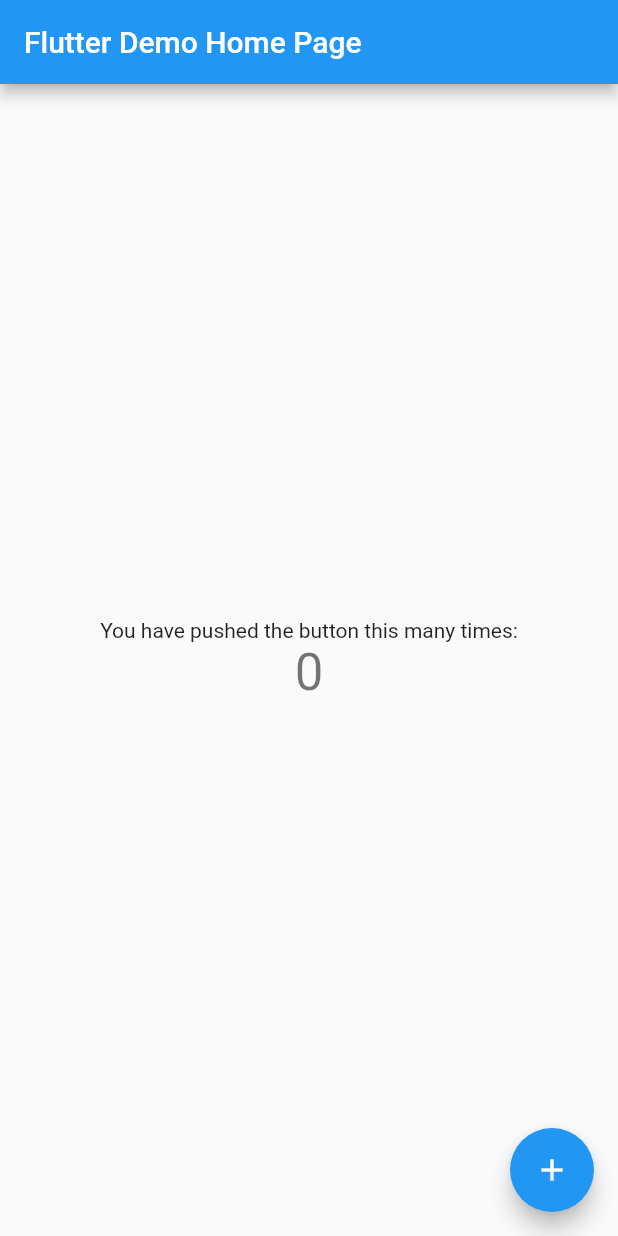
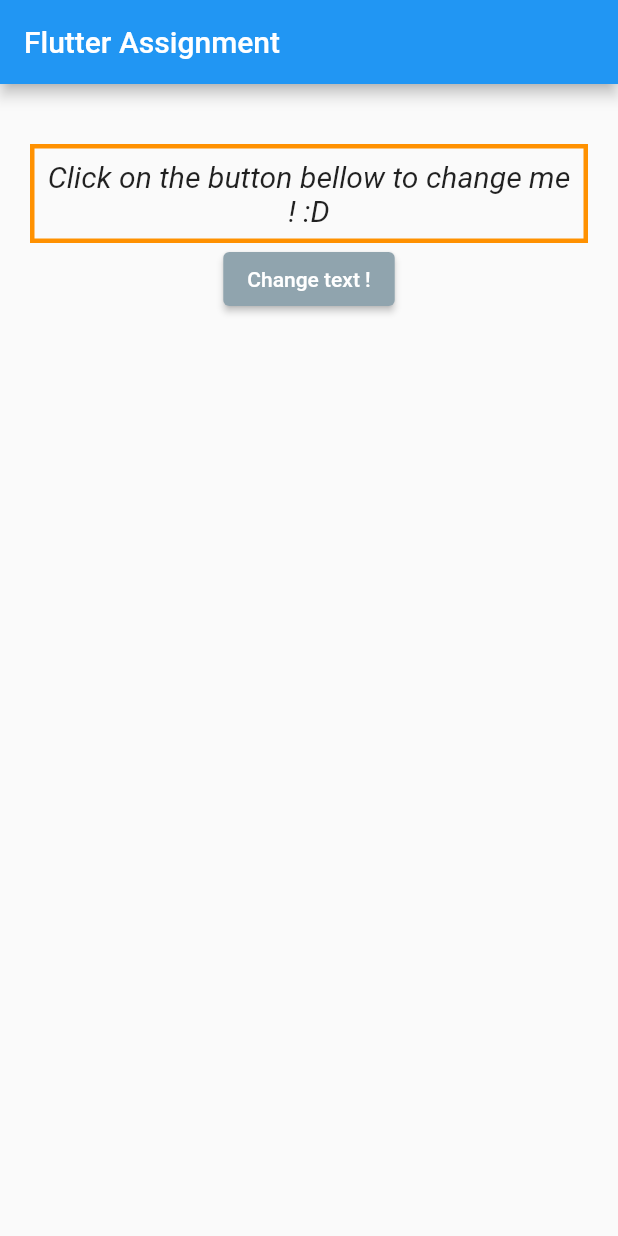
Before and after one commit to CristiPV/bookish-train, a Flutter app: the screen it shows after launch, on a phone screen of 412 x 824 dp. Run offline on Flutter 3.47's test engine with Material 2 defaults, Android fonts, the phone set to English and light mode, and no system bars; missing offline and left inert: dart:ffi.

Commit message:
Finish assignment

```diff
--- a/flutter_assignment/lib/main.dart
+++ b/flutter_assignment/lib/main.dart
@@ -1,113 +1,33 @@
 import 'package:flutter/material.dart';
 
-void main() {
-  runApp(MyApp());
+import './text_control.dart';
+
+void main() => runApp(MyApp());
+
+class MyApp extends StatefulWidget {
+  @override
+  State<MyApp> createState() => _MyAppState();
 }
 
-class MyApp extends StatelessWidget {
-  // This widget is the root of your application.
+class _MyAppState extends State<MyApp> {
+  void changeText() {}
+
   @override
   Widget build(BuildContext context) {
     return MaterialApp(
-      title: 'Flutter Demo',
-      theme: ThemeData(
-        // This is the theme of your application.
-        //
-        // Try running your application with "flutter run". You'll see the
-        // application has a blue toolbar. Then, without quitting the app, try
-        // changing the primarySwatch below to Colors.green and then invoke
-        // "hot reload" (press "r" in the console where you ran "flutter run",
-        // or simply save your changes to "hot reload" in a Flutter IDE).
-        // Notice that the counter didn't reset back to zero; the application
-        // is not restarted.
-        primarySwatch: Colors.blue,
+      home: Scaffold(
+        appBar: AppBar(
+          title: Text("Flutter Assignment"),
+        ),
+        body: Container(
+          width: double.infinity,
+          margin: EdgeInsets.only(top: 40.0),
+          child: TextControl(
+            initialText: "Click on the button bellow to change me ! :D",
+            toggleText: "Oh look, I have been changed !",
+          ),
+        ),
       ),
-      home: MyHomePage(title: 'Flutter Demo Home Page'),
     );
   }
 }
-
-class MyHomePage extends StatefulWidget {
-  MyHomePage({Key? key, required this.title}) : super(key: key);
-
-  // This widget is the home page of your application. It is stateful, meaning
-  // that it has a State object (defined below) that contains fields that affect
-  // how it looks.
-
-  // This class is the configuration for the state. It holds the values (in this
-  // case the title) provided by the parent (in this case the App widget) and
-  // used by the build method of the State. Fields in a Widget subclass are
-  // always marked "final".
-
-  final String title;
-
-  @override
-  _MyHomePageState createState() => _MyHomePageState();
-}
-
-class _MyHomePageState extends State<MyHomePage> {
-  int _counter = 0;
-
-  void _incrementCounter() {
-    setState(() {
-      // This call to setState tells the Flutter framework that something has
-      // changed in this State, which causes it to rerun the build method below
-      // so that the display can reflect the updated values. If we changed
-      // _counter without calling setState(), then the build method would not be
-      // called again, and so nothing would appear to happen.
-      _counter++;
-    });
-  }
-
-  @override
-  Widget build(BuildContext context) {
-    // This method is rerun every time setState is called, for instance as done
-    // by the _incrementCounter method above.
-    //
-    // The Flutter framework has been optimized to make rerunning build methods
-    // fast, so that you can just rebuild anything that needs updating rather
-    // than having to individually change instances of widgets.
-    return Scaffold(
-      appBar: AppBar(
-        // Here we take the value from the MyHomePage object that was created by
-        // the App.build method, and use it to set our appbar title.
-        title: Text(widget.title),
-      ),
-      body: Center(
-        // Center is a layout widget. It takes a single child and positions it
-        // in the middle of the parent.
-        child: Column(
-          // Column is also a layout widget. It takes a list of children and
-          // arranges them vertically. By default, it sizes itself to fit its
-          // children horizontally, and tries to be as tall as its parent.
-          //
-          // Invoke "debug painting" (press "p" in the console, choose the
-          // "Toggle Debug Paint" action from the Flutter Inspector in Android
-          // Studio, or the "Toggle Debug Paint" command in Visual Studio Code)
-          // to see the wireframe for each widget.
-          //
-          // Column has various properties to control how it sizes itself and
-          // how it positions its children. Here we use mainAxisAlignment to
-          // center the children vertically; the main axis here is the vertical
-          // axis because Columns are vertical (the cross axis would be
-          // horizontal).
-          mainAxisAlignment: MainAxisAlignment.center,
-          children: <Widget>[
-            Text(
-              'You have pushed the button this many times:',
-            ),
-            Text(
-              '$_counter',
-              style: Theme.of(context).textTheme.headline4,
-            ),
-          ],
-        ),
-      ),
-      floatingActionButton: FloatingActionButton(
-        onPressed: _incrementCounter,
-        tooltip: 'Increment',
-        child: Icon(Icons.add),
-      ), // This trailing comma makes auto-formatting nicer for build methods.
-    );
-  }
-}
--- /dev/null
+++ b/flutter_assignment/lib/text_box.dart
@@ -0,0 +1,30 @@
+import 'package:flutter/material.dart';
+
+class TextBox extends StatelessWidget {
+  final String text;
+  final Color boxColor;
+
+  TextBox(this.text, {this.boxColor = Colors.black});
+
+  @override
+  Widget build(BuildContext context) {
+    return Container(
+      margin: EdgeInsets.only(left: 20.0, right: 20.0),
+      padding: EdgeInsets.all(7.0),
+      decoration: BoxDecoration(
+        border: Border.all(
+          color: boxColor,
+          width: 3,
+        ),
+      ),
+      child: Text(
+        text,
+        style: TextStyle(
+          fontSize: 20,
+          fontStyle: FontStyle.italic,
+        ),
+        textAlign: TextAlign.center,
+      ),
+    );
+  }
+}
--- /dev/null
+++ b/flutter_assignment/lib/text_control.dart
@@ -0,0 +1,58 @@
+import 'package:flutter/material.dart';
+
+import './text_box.dart';
+
+class TextControl extends StatefulWidget {
+  final String initialText;
+  final String toggleText;
+
+  TextControl({required this.initialText, required this.toggleText});
+
+  @override
+  State<TextControl> createState() => TextControlState();
+}
+
+class TextControlState extends State<TextControl> {
+  var _toggleButtonText = "Change text !";
+  var _isToggled = false;
+
+  void toggleText() {
+    if (_isToggled) {
+      setState(() {
+        _isToggled = false;
+        _toggleButtonText = "Change it again !";
+      });
+    } else {
+      setState(() {
+        _isToggled = true;
+        _toggleButtonText = "Go back.";
+      });
+    }
+  }
+
+  @override
+  Widget build(BuildContext context) {
+    return Column(
+      children: [
+        !_isToggled
+            ? TextBox(
+                widget.initialText,
+                boxColor: Colors.orangeAccent.shade400,
+              )
+            : TextBox(
+                widget.toggleText,
+                boxColor: Colors.greenAccent,
+              ),
+        ElevatedButton(
+          style: ButtonStyle(
+            backgroundColor:
+                MaterialStateProperty.all(Colors.blueGrey.shade300),
+            foregroundColor: MaterialStateProperty.all(Colors.white),
+          ),
+          onPressed: toggleText,
+          child: Text(_toggleButtonText),
+        ),
+      ],
+    );
+  }
+}
```
